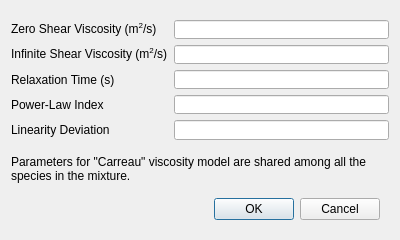
First picture: the form in baramFlow/view/setup/materials/viscosity_carreau_dialog.ui, repository nextfoam/baram, before the edit.
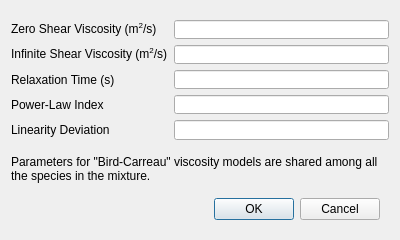
Second picture: the form after the edit. Custom widgets are drawn as their Qt base class.

Commit message: Issue baram#545 To change spec. word from "Carreau" to "Bird-Carreau"

The edit to the form file:
```diff
--- a/baramFlow/view/setup/materials/viscosity_carreau_dialog.ui
+++ b/baramFlow/view/setup/materials/viscosity_carreau_dialog.ui
@@ -79,7 +79,7 @@
    <item>
     <widget class="QLabel" name="label_6">
      <property name="text">
-      <string>Parameters for &quot;Carreau&quot; viscosity model are shared among all the species in the mixture.</string>
+      <string>Parameters for &quot;Bird-Carreau&quot; viscosity models are shared among all the species in the mixture.</string>
      </property>
      <property name="wordWrap">
       <bool>true</bool>
```
Left out of the diff: 2 changed lines with no effect on the pictures. The commit also changes 1 other file.
